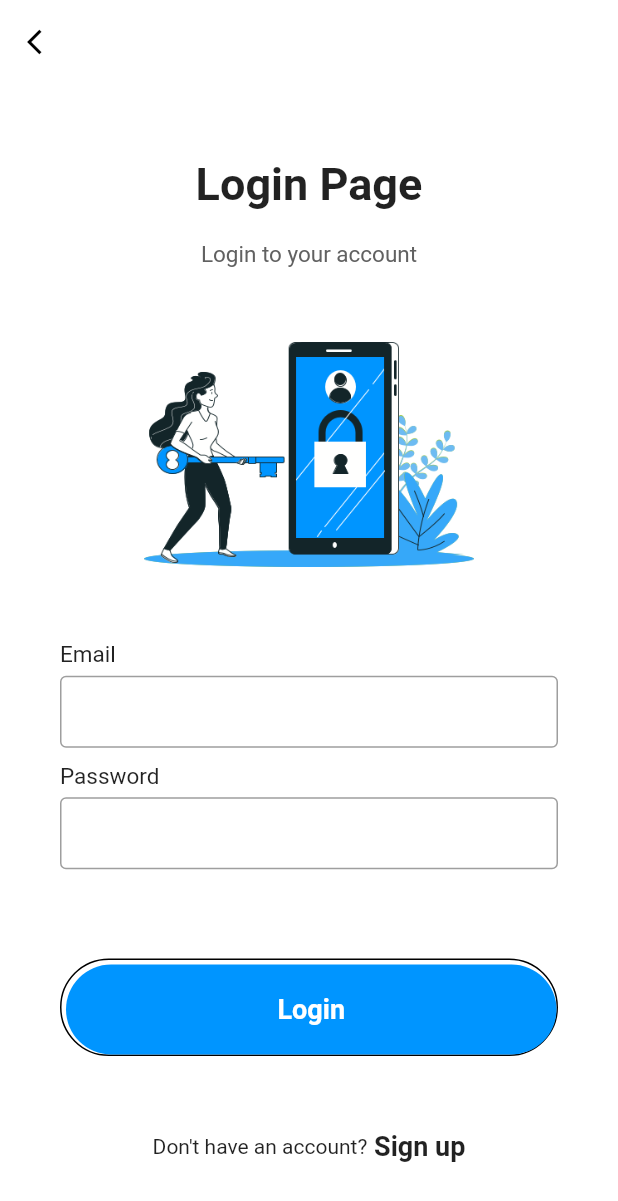
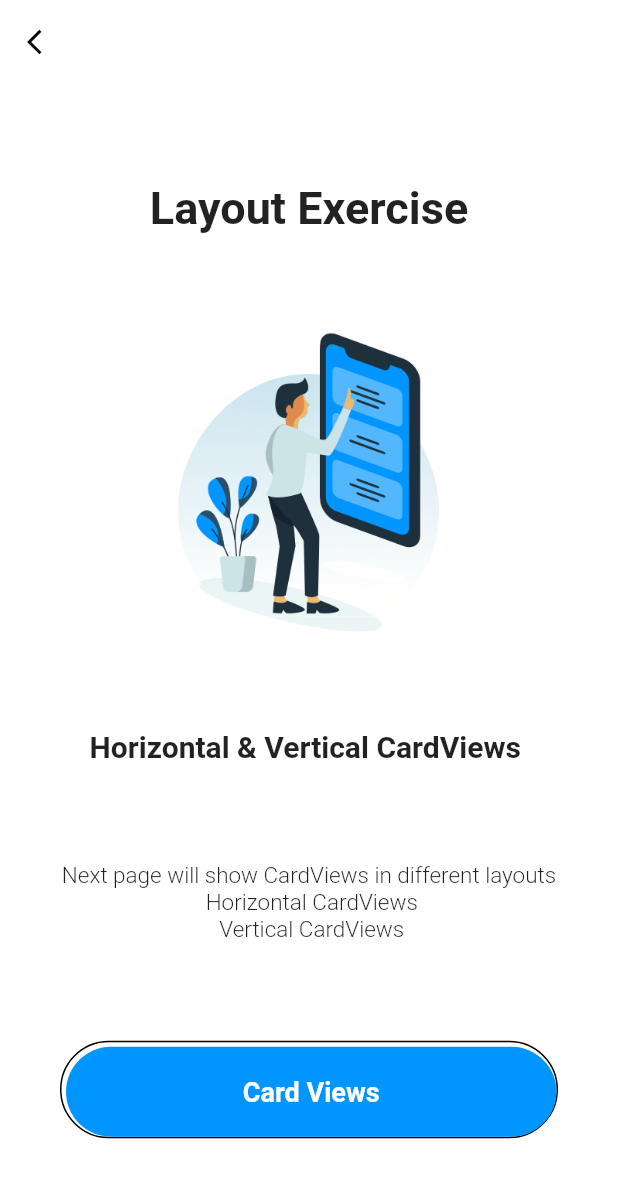
Before and after one commit to mohamed-abdelaziz721/flutter, a Flutter app: the screen it shows after launch, after a tap on "2. Layout Exercise", on a phone screen of 412 x 824 dp. Shown: the top 1201 px of the screen. Run offline on Flutter 3.47's test engine with Material 2 defaults, Android fonts, the phone set to English and light mode, and no system bars.

Commit message:
Finished Layout Exercise with cardViews.

```diff
--- a/lib/main.dart
+++ b/lib/main.dart
@@ -1,6 +1,9 @@
 import 'package:flutter/cupertino.dart';
 import 'package:flutter/material.dart';
+import 'package:sprints_naid_flutter/projects/layout_exercise/screens/cardview1.dart';
 import 'package:sprints_naid_flutter/projects/sign_in_form/screens/sign_in.dart';
+
+
 
 void main() {
   runApp(const MaterialApp(debugShowCheckedModeBanner: false,
@@ -91,7 +94,7 @@ class HomePage  extends StatelessWidget{
                     minWidth: double.infinity,
                     height: 40,
                     onPressed: (){
-                      Navigator.push(context, MaterialPageRoute(builder: (context)=> const LoginPage()));
+                      Navigator.push(context, MaterialPageRoute(builder: (context)=> const CardView()));
                     },
                     color: const Color(0xff0095FF),
                     shape: RoundedRectangleBorder(
--- /dev/null
+++ b/lib/projects/layout_exercise/screens/cardview1.dart
@@ -0,0 +1,105 @@
+import 'package:flutter/cupertino.dart';
+import 'package:flutter/material.dart';
+import 'package:flutter/services.dart';
+import 'package:sprints_naid_flutter/projects/layout_exercise/screens/h_v_cardviews1.dart';
+
+
+class CardView extends StatelessWidget {
+  const CardView({Key? key}) : super(key: key);
+
+  @override
+  Widget build(BuildContext context) {
+    return Scaffold(
+      resizeToAvoidBottomInset: false,
+      backgroundColor: Colors.white,
+      appBar: AppBar(
+        elevation: 0,
+        systemOverlayStyle: SystemUiOverlayStyle.light,
+        backgroundColor: Colors.white,
+        leading: IconButton(
+          onPressed: () {
+            Navigator.pop(context);
+          },
+          icon: const Icon(Icons.arrow_back_ios,
+            size: 20,
+            color: Colors.black,),
+
+
+        ),
+      ),
+      body: SizedBox(
+        height: MediaQuery.of(context).size.height,
+        width: double.infinity,
+        child: Column(
+          mainAxisAlignment: MainAxisAlignment.spaceBetween,
+          children: <Widget>[
+            Expanded(child: Column(
+              mainAxisAlignment: MainAxisAlignment.spaceEvenly,
+              children: <Widget>[
+                Column(
+                  children: const <Widget>[
+                    Text("Layout Exercise",
+                      style: TextStyle(fontSize: 30, fontWeight: FontWeight.bold),),
+                  ],
+                ),
+                Container(
+                  padding: const EdgeInsets.only(top: 100),
+                  height: 200,
+                  decoration: const BoxDecoration(
+                    image: DecorationImage(
+                        image: AssetImage("assets/welcome.png"),
+                        fit: BoxFit.fitHeight
+                    ),
+                  ),
+                ),
+                const Text("Horizontal & Vertical CardViews ",
+                  style: TextStyle(fontSize: 20,fontWeight: FontWeight.bold),),
+                const Text("Next page will show CardViews in different layouts \n Horizontal CardViews \n Vertical CardViews",
+                  style: TextStyle(fontSize: 15,fontWeight: FontWeight.w300),textAlign: TextAlign.center,),
+                Padding(padding:
+                const EdgeInsets.symmetric(horizontal: 40),
+                  child: Container(
+                    padding: const EdgeInsets.only(top: 3, left: 3),
+                    decoration:
+                    BoxDecoration(
+                        borderRadius: BorderRadius.circular(50),
+                        border: const Border(
+                          bottom: BorderSide(color: Colors.black),
+                          top: BorderSide(color: Colors.black),
+                          left: BorderSide(color: Colors.black),
+                          right: BorderSide(color: Colors.black),
+                        )
+                    ),
+                    child: MaterialButton(
+                      minWidth: double.infinity,
+                      height: 60,
+                      onPressed: (){
+                        Navigator.push(context, MaterialPageRoute(builder: (context)=> const HVCardView()));
+                      },
+                      color: const Color(0xff0095FF),
+                      elevation: 0,
+                      shape: RoundedRectangleBorder(
+                        borderRadius: BorderRadius.circular(50),
+                      ),
+                      child: const Text(
+                        "Card Views", style: TextStyle(
+                        fontWeight: FontWeight.w600,
+                        fontSize: 18,
+                        color: Colors.white,
+
+                      ),
+                      ),
+                    ),
+                  ),
+                ),
+
+
+              ],
+            ))
+          ],
+        ),
+      ),
+    );
+  }
+
+}
```
Also changed, not shown: lib/projects/layout_exercise/screens/h_v_cardviews1.dart (added, +130 -0 lines).
